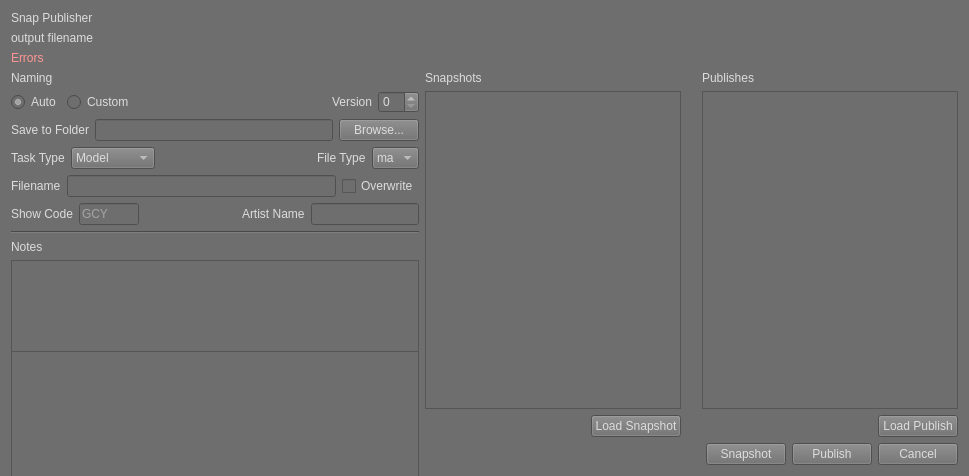
Qt form ui/SnapPublisher_UI.ui (SleepDeprivedVFX/versionUp) before a commit.
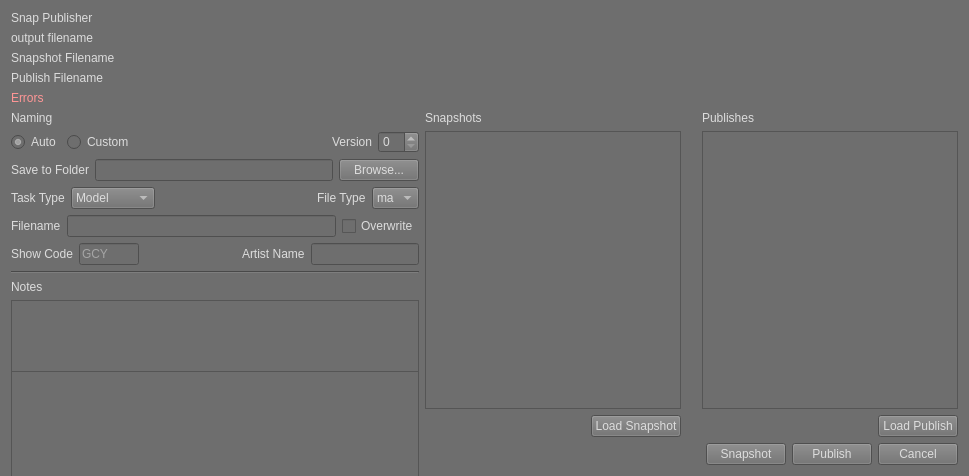
The same form after that commit.

Commit message: Creating Datetime snapshotting system

```diff
--- a/ui/SnapPublisher_UI.ui
+++ b/ui/SnapPublisher_UI.ui
@@ -44,6 +44,20 @@
      </property>
     </widget>
    </item>
+   <item>
+    <widget class="QLabel" name="snapshot_filename">
+     <property name="text">
+      <string>Snapshot Filename</string>
+     </property>
+    </widget>
+   </item>
+   <item>
+    <widget class="QLabel" name="publish_filename">
+     <property name="text">
+      <string>Publish Filename</string>
+     </property>
+    </widget>
+   </item>
    <item>
     <widget class="QLabel" name="messages">
      <property name="styleSheet">
```
Left out of the diff: 2 changed lines with no effect on the pictures. The commit also changes 2 other files.
